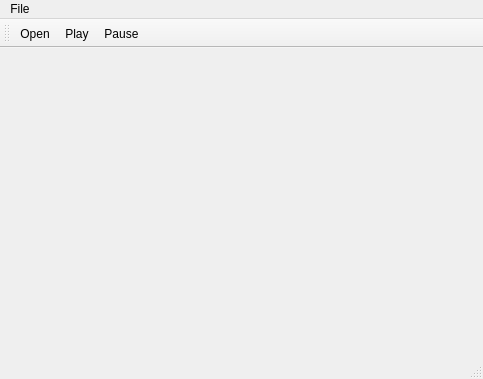
Before: the Qt Designer form mainwindow.ui in borkhalenko/qSketcher, drawn with Qt 5.
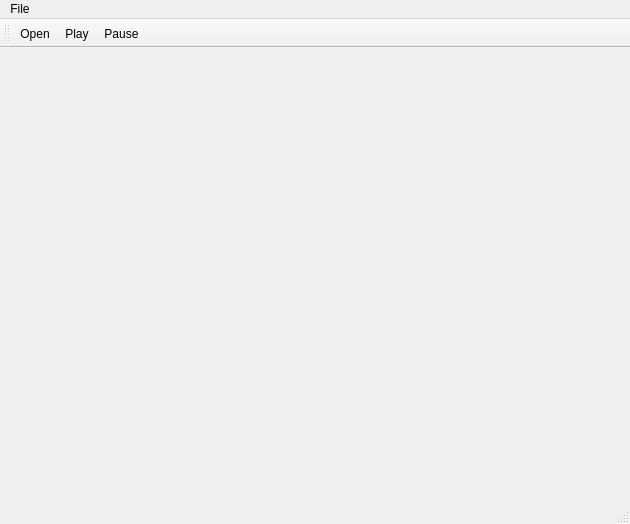
After: the same form once the commit is applied. Icons and pictures are not drawn.

Patch:
```diff
--- a/mainwindow.ui
+++ b/mainwindow.ui
@@ -6,8 +6,8 @@
    <rect>
     <x>0</x>
     <y>0</y>
-    <width>483</width>
-    <height>379</height>
+    <width>630</width>
+    <height>524</height>
    </rect>
   </property>
   <property name="windowTitle">
@@ -23,7 +23,7 @@
     <rect>
      <x>0</x>
      <y>0</y>
-     <width>483</width>
+     <width>630</width>
      <height>25</height>
     </rect>
    </property>
```
